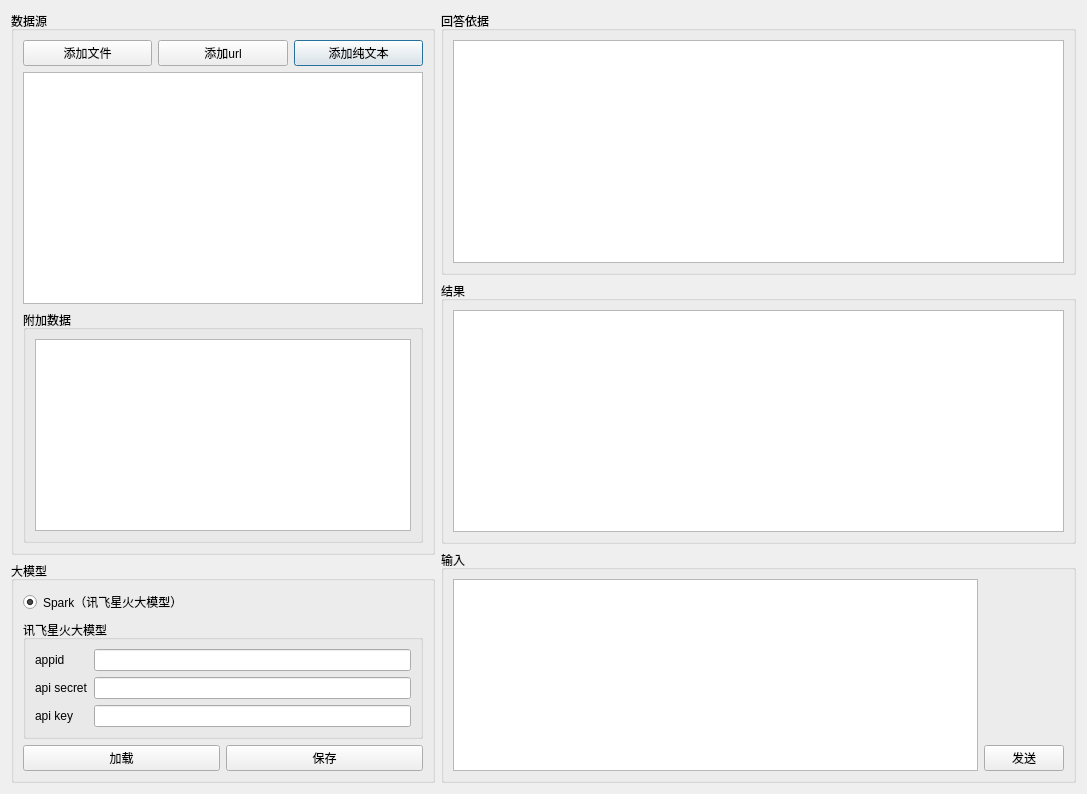
The window that UI/App.ui (skyfireitdiy/ApprehendIris) describes before a commit, drawn with Qt 5.
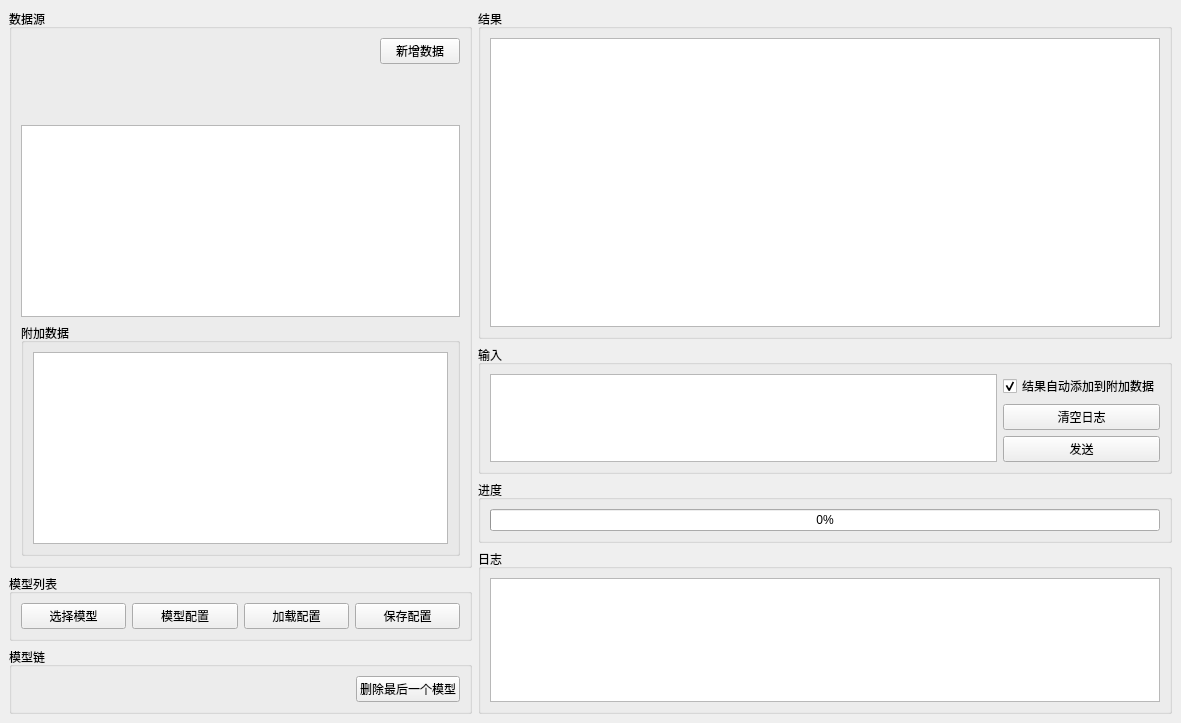
The same window after the commit.

Diff of the .ui file:
```diff
--- a/UI/App.ui
+++ b/UI/App.ui
@@ -1,49 +1,73 @@
 <?xml version="1.0" encoding="UTF-8"?>
 <ui version="4.0">
  <class>App</class>
- <widget class="QDialog" name="App">
+ <widget class="QMainWindow" name="App">
   <property name="geometry">
    <rect>
     <x>0</x>
     <y>0</y>
-    <width>1087</width>
-    <height>794</height>
+    <width>1181</width>
+    <height>723</height>
    </rect>
   </property>
   <property name="windowTitle">
    <string>Apprehend Iris</string>
   </property>
+  <widget class="QWidget" name="centralwidget">
   <layout class="QHBoxLayout" name="horizontalLayout" stretch="4,6">
    <item>
     <layout class="QVBoxLayout" name="verticalLayout">
      <item>
-      <widget class="QGroupBox" name="groupBox">
+       <widget class="QGroupBox" name="groupBox_13">
        <property name="title">
         <string>数据源</string>
        </property>
-       <layout class="QGridLayout" name="gridLayout">
-        <item row="2" column="3">
-         <widget class="QPushButton" name="btn_plaintext">
-          <property name="text">
-           <string>添加纯文本</string>
-          </property>
-         </widget>
-        </item>
-        <item row="2" column="1">
-         <widget class="QPushButton" name="btn_file">
+        <layout class="QVBoxLayout" name="verticalLayout_4">
+         <item>
+          <layout class="QHBoxLayout" name="horizontalLayout_2">
+           <item>
+            <layout class="QVBoxLayout" name="layout_data_source"/>
+           </item>
+           <item>
+            <spacer name="horizontalSpacer">
+             <property name="orientation">
+              <enum>Qt::Horizontal</enum>
+             </property>
+             <property name="sizeHint" stdset="0">
+              <size>
+               <width>40</width>
+               <height>20</height>
+              </size>
+             </property>
+            </spacer>
+           </item>
+           <item>
+            <layout class="QVBoxLayout" name="verticalLayout_5">
+             <item>
+              <widget class="QPushButton" name="btn_add_document">
           <property name="text">
-           <string>添加文件</string>
+                <string>新增数据</string>
           </property>
          </widget>
         </item>
-        <item row="2" column="2">
-         <widget class="QPushButton" name="btn_url">
-          <property name="text">
-           <string>添加url</string>
-          </property>
-         </widget>
-        </item>
-        <item row="3" column="1" colspan="3">
+             <item>
+              <spacer name="verticalSpacer">
+               <property name="orientation">
+                <enum>Qt::Vertical</enum>
+               </property>
+               <property name="sizeHint" stdset="0">
+                <size>
+                 <width>20</width>
+                 <height>40</height>
+                </size>
+               </property>
+              </spacer>
+             </item>
+            </layout>
+           </item>
+          </layout>
+         </item>
+         <item>
          <widget class="QTableWidget" name="tbl_data_source">
           <property name="editTriggers">
            <set>QAbstractItemView::NoEditTriggers</set>
@@ -53,8 +77,8 @@
           </attribute>
          </widget>
         </item>
-        <item row="4" column="1" colspan="3">
-         <widget class="QGroupBox" name="groupBox_7">
+         <item>
+          <widget class="QGroupBox" name="groupBox_14">
           <property name="title">
            <string>附加数据</string>
           </property>
@@ -69,125 +93,84 @@
       </widget>
      </item>
      <item>
-      <widget class="QGroupBox" name="groupBox_2">
+       <widget class="QGroupBox" name="groupBox_15">
        <property name="title">
-        <string>大模型</string>
-       </property>
-       <layout class="QVBoxLayout" name="verticalLayout_3">
+         <string>模型列表</string>
+        </property>
+        <layout class="QVBoxLayout" name="verticalLayout_14">
         <item>
-         <widget class="QRadioButton" name="radio_spark">
-          <property name="text">
-           <string>Spark（讯飞星火大模型）</string>
-          </property>
-          <property name="checked">
-           <bool>true</bool>
-          </property>
-         </widget>
+          <layout class="QVBoxLayout" name="layout_models"/>
         </item>
         <item>
-         <widget class="QGroupBox" name="groupBox_3">
-          <property name="title">
-           <string>讯飞星火大模型</string>
-          </property>
-          <layout class="QGridLayout" name="gridLayout_2">
-           <item row="1" column="1">
-            <widget class="QLineEdit" name="ledt_api_secret">
-             <property name="echoMode">
-              <enum>QLineEdit::Password</enum>
-             </property>
+          <layout class="QHBoxLayout" name="horizontalLayout_6">
+           <item>
+            <widget class="QPushButton" name="btn_choose_model">
+             <property name="text">
+              <string>选择模型</string>
+             </property>
             </widget>
            </item>
-           <item row="0" column="0">
-            <widget class="QLabel" name="label">
+           <item>
+            <widget class="QPushButton" name="btn_model_config">
              <property name="text">
-              <string>appid</string>
+              <string>模型配置</string>
              </property>
             </widget>
            </item>
-           <item row="1" column="0">
-            <widget class="QLabel" name="label_2">
+           <item>
+            <widget class="QPushButton" name="btn_load_config">
              <property name="text">
-              <string>api secret</string>
+              <string>加载配置</string>
              </property>
             </widget>
            </item>
-           <item row="2" column="0">
-            <widget class="QLabel" name="label_3">
+           <item>
+            <widget class="QPushButton" name="btn_save_config">
              <property name="text">
-              <string>api key</string>
+              <string>保存配置</string>
              </property>
             </widget>
            </item>
-           <item row="0" column="1">
-            <widget class="QLineEdit" name="ledt_appid">
-             <property name="echoMode">
-              <enum>QLineEdit::Password</enum>
-             </property>
-            </widget>
-           </item>
-           <item row="2" column="1">
-            <widget class="QLineEdit" name="ledt_api_key">
-             <property name="echoMode">
-              <enum>QLineEdit::Password</enum>
-             </property>
-            </widget>
-           </item>
+          </layout>
+         </item>
           </layout>
          </widget>
         </item>
         <item>
-         <layout class="QHBoxLayout" name="horizontalLayout_3">
+       <widget class="QGroupBox" name="groupBox_16">
+        <property name="title">
+         <string>模型链</string>
+        </property>
+        <layout class="QHBoxLayout" name="horizontalLayout_7" stretch="1,0">
           <item>
-           <widget class="QPushButton" name="btn_load">
+          <widget class="QLabel" name="lab_chain">
             <property name="text">
-             <string>加载</string>
+            <string/>
             </property>
            </widget>
           </item>
           <item>
-           <widget class="QPushButton" name="btn_save">
+          <widget class="QPushButton" name="btn_del_node">
             <property name="text">
-             <string>保存</string>
+            <string>删除最后一个模型</string>
             </property>
            </widget>
           </item>
          </layout>
-        </item>
-       </layout>
       </widget>
      </item>
     </layout>
    </item>
    <item>
-    <layout class="QVBoxLayout" name="verticalLayout_2" stretch="1,1,0">
+     <layout class="QVBoxLayout" name="verticalLayout_2" stretch="2,0,0,1">
      <item>
-      <widget class="QGroupBox" name="groupBox_4">
-       <property name="title">
-        <string>回答依据</string>
-       </property>
-       <layout class="QVBoxLayout" name="verticalLayout_4">
-        <item>
-         <widget class="QPlainTextEdit" name="plain_preview">
-          <property name="readOnly">
-           <bool>true</bool>
-          </property>
-         </widget>
-        </item>
-       </layout>
-      </widget>
-     </item>
-     <item>
-      <widget class="QGroupBox" name="groupBox_5">
+       <widget class="QGroupBox" name="groupBox_17">
        <property name="title">
         <string>结果</string>
        </property>
-       <layout class="QVBoxLayout" name="verticalLayout_5">
+        <layout class="QVBoxLayout" name="verticalLayout_17">
         <item>
-         <widget class="QPlainTextEdit" name="palin_result">
-          <property name="readOnly">
-           <bool>true</bool>
-          </property>
-         </widget>
+          <widget class="QTextBrowser" name="plain_result"/>
         </item>
        </layout>
       </widget>
@@ -197,36 +180,69 @@
        <property name="title">
         <string>输入</string>
        </property>
-       <layout class="QGridLayout" name="gridLayout_3">
-        <item row="0" column="0" rowspan="2">
-         <widget class="QPlainTextEdit" name="plain_input"/>
-        </item>
-        <item row="1" column="2">
+        <layout class="QGridLayout" name="gridLayout_6">
+         <item row="1" column="1">
+          <widget class="QPushButton" name="btn_clear_log">
+           <property name="text">
+            <string>清空日志</string>
+           </property>
+          </widget>
+         </item>
+         <item row="0" column="1">
+          <widget class="QCheckBox" name="check_to_exttext">
+           <property name="text">
+            <string>结果自动添加到附加数据</string>
+           </property>
+           <property name="checked">
+            <bool>true</bool>
+           </property>
+          </widget>
+         </item>
+         <item row="2" column="1">
          <widget class="QPushButton" name="btn_send">
           <property name="text">
            <string>发送</string>
           </property>
          </widget>
         </item>
-        <item row="0" column="2">
-         <spacer name="verticalSpacer">
-          <property name="orientation">
-           <enum>Qt::Vertical</enum>
-          </property>
-          <property name="sizeHint" stdset="0">
-           <size>
-            <width>20</width>
-            <height>40</height>
-           </size>
-          </property>
-         </spacer>
+         <item row="0" column="0" rowspan="3">
+          <widget class="QPlainTextEdit" name="plain_input"/>
+         </item>
+        </layout>
+       </widget>
+      </item>
+      <item>
+       <widget class="QGroupBox" name="groupBox">
+        <property name="title">
+         <string>进度</string>
+        </property>
+        <layout class="QHBoxLayout" name="horizontalLayout_3">
+         <item>
+          <widget class="QProgressBar" name="progress_bar">
+           <property name="value">
+            <number>0</number>
+           </property>
+          </widget>
         </item>
        </layout>
       </widget>
      </item>
-    </layout>
-   </item>
-  </layout>
+      <item>
+       <widget class="QGroupBox" name="groupBox_2">
+        <property name="title">
+         <string>日志</string>
+        </property>
+        <layout class="QVBoxLayout" name="verticalLayout_3">
+         <item>
+          <widget class="QTextBrowser" name="plain_log"/>
+         </item>
+        </layout>
+       </widget>
+      </item>
+     </layout>
+    </item>
+   </layout>
+  </widget>
  </widget>
  <resources/>
  <connections/>
```
Left out of the diff: 4 changed lines with no effect on the pictures. Lines whose indentation alone changed are shown as unchanged.
